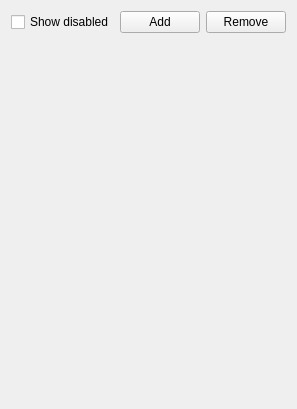
Before: the Qt Designer form damc_gui/MainWindow.ui in amurzeau/damc, drawn with Qt 5.
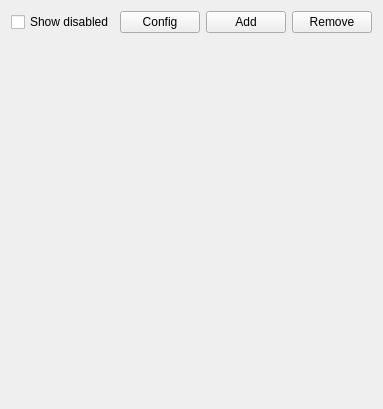
After: the same form once the commit is applied.

Commit message: server,gui: fix autoconnect when clients are already connected and add config options

What changed in the file:
```diff
--- a/damc_gui/MainWindow.ui
+++ b/damc_gui/MainWindow.ui
@@ -14,28 +14,14 @@
    <string>Digital Audio Mixing Console - DAMC</string>
   </property>
   <layout class="QGridLayout" name="gridLayout">
-   <item row="0" column="1">
-    <widget class="QPushButton" name="addButton">
-     <property name="text">
-      <string>Add</string>
-     </property>
-    </widget>
-   </item>
-   <item row="0" column="2">
+   <item row="0" column="3">
     <widget class="QPushButton" name="removeButton">
      <property name="text">
       <string>Remove</string>
      </property>
     </widget>
    </item>
-   <item row="0" column="0">
-    <widget class="QCheckBox" name="showDisabledCheckBox">
-     <property name="text">
-      <string>Show disabled</string>
-     </property>
-    </widget>
-   </item>
-   <item row="1" column="0" colspan="3">
+   <item row="1" column="0" colspan="4">
     <widget class="QWidget" name="outputsWidgets" native="true">
      <layout class="QHBoxLayout" name="horizontalLayout">
       <property name="spacing">
@@ -56,6 +42,27 @@
      </layout>
     </widget>
    </item>
+   <item row="0" column="2">
+    <widget class="QPushButton" name="addButton">
+     <property name="text">
+      <string>Add</string>
+     </property>
+    </widget>
+   </item>
+   <item row="0" column="0">
+    <widget class="QCheckBox" name="showDisabledCheckBox">
+     <property name="text">
+      <string>Show disabled</string>
+     </property>
+    </widget>
+   </item>
+   <item row="0" column="1">
+    <widget class="QPushButton" name="globalConfigButton">
+     <property name="text">
+      <string>Config</string>
+     </property>
+    </widget>
+   </item>
   </layout>
  </widget>
  <layoutdefault spacing="6" margin="11"/>
```
The commit also changes 10 other files.
